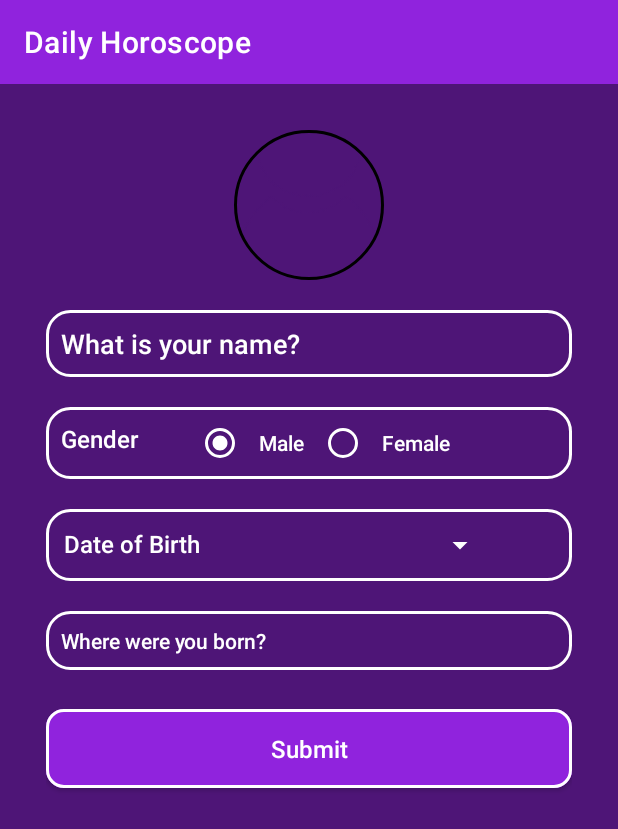
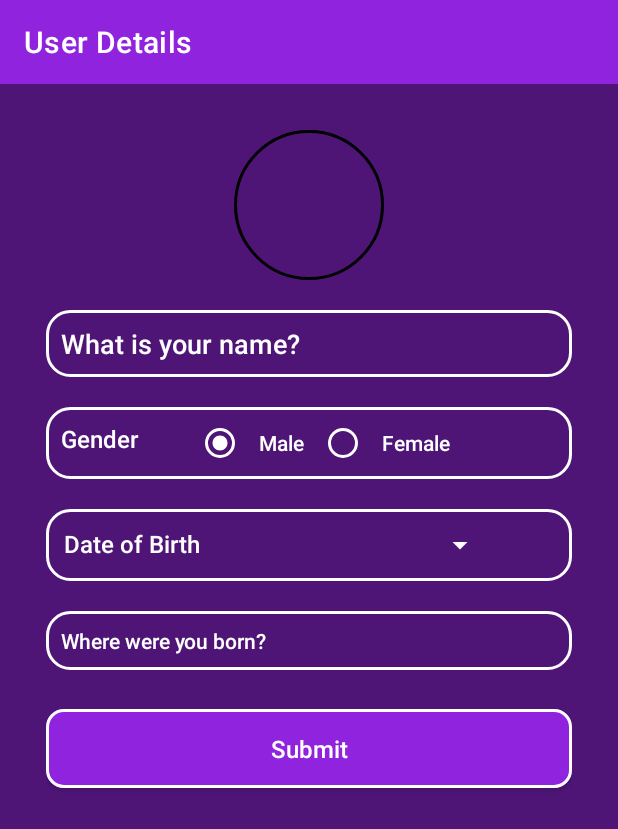
Before and after one commit to Kusum1192/Horoscope, an Android app: the layout activity_profile.xml on its own in the app's theme, with its tools: preview values and no code run, on a phone screen of 412 x 824 dp. Shown: the top 829 px of the screen. Run offline under Robolectric (Android 15) with nearby library versions, the phone set to English and light mode, and no system bars; plain views replace CircularImageView.

Commit message:
3rd Comment

```diff
--- a/app/src/main/java/com/horoscopes/android/Activity/TarotDetailActivity.java
+++ b/app/src/main/java/com/horoscopes/android/Activity/TarotDetailActivity.java
@@ -113,7 +113,7 @@ public class TarotDetailActivity extends AppCompatActivity {
           adapterPosition = String.valueOf(intent.getIntExtra("position", 0));
         //    Log.e(TAG, "onCreate: "+adapterPosition );
         }
-        Picasso.get().load(cards[Integer.parseInt(adapterPosition)]).into(imageView);
+        Picasso.get().load(cards[Integer.parseInt(adapterPosition)]).placeholder(R.drawable.bg_card).into(imageView);
        // imageView.setImageResource(cards(adapterPosition));
         getJsonFileFromLocally(adapterPosition);
     }
--- /dev/null
+++ b/app/src/main/res/drawable/cursor_color.xml
@@ -0,0 +1,5 @@
+<?xml version="1.0" encoding="utf-8"?>
+<shape xmlns:android="http://schemas.android.com/apk/res/android">
+<solid android:color="@color/grey"/>
+    <size android:width="3dp"/>
+</shape>
--- a/app/src/main/res/layout/activity_horoscope_detail.xml
+++ b/app/src/main/res/layout/activity_horoscope_detail.xml
@@ -247,7 +247,8 @@
             <RelativeLayout
                 android:id="@+id/banner"
                 android:layout_width="match_parent"
-                android:layout_height="150dp"
+                android:layout_height="160dp"
+                android:minHeight="100dp"
                 android:visibility="gone"
                 app:layout_constraintTop_toBottomOf="@id/vp">
 
--- a/app/src/main/res/layout/activity_profile.xml
+++ b/app/src/main/res/layout/activity_profile.xml
@@ -11,12 +11,13 @@
         android:layout_width="match_parent"
         android:layout_height="?attr/actionBarSize"
         app:titleTextColor="@color/white"
-        app:title="@string/app_name"
+        app:title="User Details"
         android:background="@color/purple_500"
         app:layout_constraintTop_toTopOf="parent"
         app:layout_constraintTop_toBottomOf="@id/ud_toolbar"
         />
     <LinearLayout
+        android:id="@+id/profile_ll"
         android:layout_width="match_parent"
         android:layout_height="wrap_content"
         android:orientation="vertical"
@@ -40,6 +41,7 @@
         android:layout_width="match_parent"
         android:layout_height="wrap_content"
         android:theme="@style/EditTextLayout"
+        android:textCursorDrawable="@drawable/cursor_color"
         android:hint="@string/what_is_your_name"
         android:padding="10dp"
         android:layout_marginTop="20dp"
@@ -81,7 +83,6 @@
             android:padding="10dp"
             android:textStyle="bold"
             app:buttonTint="@color/white"
-            android:checked="true"
             />
         <RadioButton
             android:layout_width="wrap_content"
@@ -170,5 +171,20 @@
         android:text="@string/submit"
         app:layout_constraintTop_toBottomOf="@id/tv_select_city"
         />
+
+
     </LinearLayout>
+
+    <ProgressBar
+        android:id="@+id/progressBar"
+        style="?android:attr/progressBarStyle"
+        android:layout_width="wrap_content"
+        android:layout_height="wrap_content"
+        android:visibility="gone"
+        android:indeterminateTint="@android:color/white"
+        app:layout_constraintBottom_toBottomOf="parent"
+        app:layout_constraintEnd_toEndOf="parent"
+        app:layout_constraintStart_toStartOf="parent"
+        app:layout_constraintTop_toBottomOf="@id/profile_ll" />
+
 </androidx.constraintlayout.widget.ConstraintLayout>
--- a/app/src/main/res/layout/activity_tarot_detail.xml
+++ b/app/src/main/res/layout/activity_tarot_detail.xml
@@ -42,10 +42,10 @@
 
         <ImageView
             android:id="@+id/card"
-            android:layout_width="match_parent"
+            android:layout_width="wrap_content"
             android:layout_height="200dp"
             android:layout_marginTop="20dp"
-            android:gravity="center"
+            android:layout_gravity="center_horizontal"
             android:src="@drawable/bg_card"
             android:contentDescription="@string/tarot_card" />
 
--- a/app/src/main/res/values/colors.xml
+++ b/app/src/main/res/values/colors.xml
@@ -3,6 +3,7 @@
     <color name="purple_500">#9023DD</color>
     <color name="purple_700">#4E1577</color>
     <color name="black">#FF000000</color>
+    <color name="grey">#878383</color>
     <color name="white">#FFFFFFFF</color>
     <color name="tabIndicatorColor">#FFFFFF</color>
 
--- a/build.gradle
+++ b/build.gradle
@@ -1,12 +1,14 @@
-buildscript {
+/*buildscript {
     dependencies {
         classpath 'com.google.gms:google-services:4.3.10'
     }
-}// Top-level build file where you can add configuration options common to all sub-projects/modules.
+}*/// Top-level build file where you can add configuration options common to all sub-projects/modules.
 plugins {
     id 'com.android.application' version '7.1.2' apply false
     id 'com.android.library' version '7.1.2' apply false
     id 'com.google.gms.google-services' version '4.3.10'
+    id 'com.google.firebase.crashlytics' version '2.9.1'
+
 }
 
 task clean(type: Delete) {
```
Also changed, not shown: app/build.gradle (+10 -9 lines), app/src/main/java/com/horoscopes/android/Activity/MainActivity.java (+5 -3 lines), app/src/main/java/com/horoscopes/android/Activity/ProfileActivity.java (+6 -4 lines).
